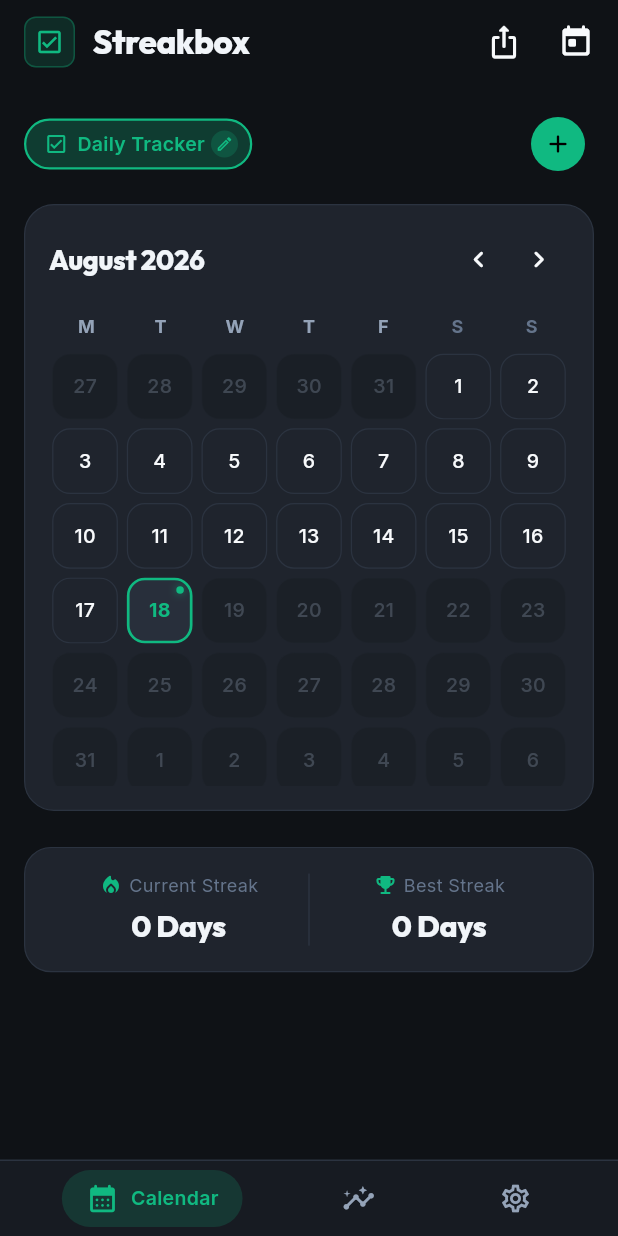
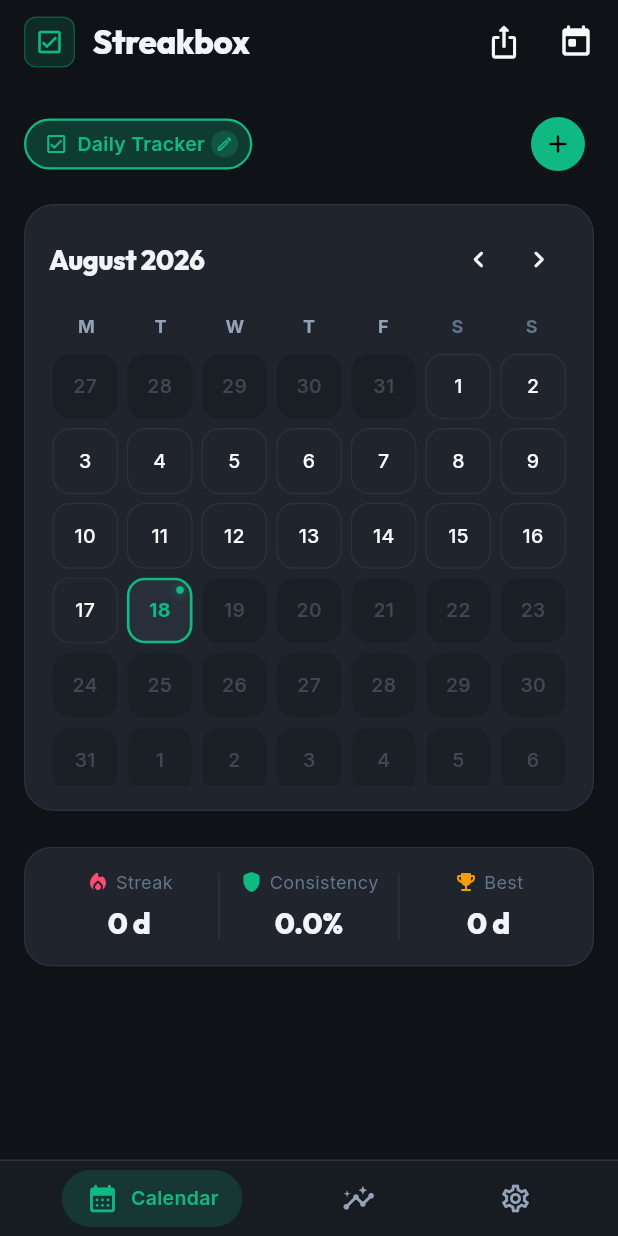
Before and after one commit to agdgb/Streakbox, a Flutter app: the screen it shows after launch, after a tap on "Quick Start (✅ / ❌)", on a phone screen of 412 x 824 dp. Run offline on Flutter 3.47's test engine with Material 3 defaults, Android fonts, the phone set to English and light mode, and no system bars; our stand-ins replace emoji_picker_flutter, flutter_animate, flutter_riverpod, go_router, google_fonts, share_plus and 2 more; accounts and stored records are empty.

Commit message:
feat: Implement Dual-Metric Consistency Score Engine and Never Miss Twice Recovery Protocol (Attack #2)

```diff
--- a/lib/core/utils/date_utils.dart
+++ b/lib/core/utils/date_utils.dart
@@ -234,4 +234,88 @@
 
     return (completedCount / totalDays).clamp(0.0, 1.0);
   }
+
+  /// Calculates the Dual-Metric Consistency Rating (30-day/90-day window)
+  /// and detects whether the "Never Miss Twice" Recovery Protocol should be active.
+  static ConsistencyMetrics calculateConsistencyMetrics(
+    Set<String> entryDateKeys, {
+    DateTime? today,
+    int windowDays = 30,
+    DateTime? habitCreatedAt,
+  }) {
+    final referenceToday = startOfDay(today ?? DateTime.now());
+    final todayKey = formatDateKey(referenceToday);
+    final yesterday = referenceToday.subtract(const Duration(days: 1));
+    final yesterdayKey = formatDateKey(yesterday);
+
+    final isTodayChecked = entryDateKeys.contains(todayKey);
+    final isYesterdayChecked = entryDateKeys.contains(yesterdayKey);
+
+    // Determine the evaluation window start date
+    DateTime windowStart = referenceToday.subtract(Duration(days: windowDays - 1));
+    if (habitCreatedAt != null) {
+      final habitStart = startOfDay(habitCreatedAt);
+      if (habitStart.isAfter(windowStart)) {
+        windowStart = habitStart;
+      }
+    }
+
+    final totalTargetDays = referenceToday.difference(windowStart).inDays + 1;
+    int completedCount = 0;
+    DateTime cursor = windowStart;
+
+    while (!cursor.isAfter(referenceToday)) {
+      final key = formatDateKey(cursor);
+      if (entryDateKeys.contains(key)) {
+        completedCount++;
+      }
+      cursor = cursor.add(const Duration(days: 1));
+    }
+
+    final percentage = totalTargetDays > 0
+        ? ((completedCount / totalTargetDays) * 100.0).clamp(0.0, 100.0)
+        : 100.0;
+
+    // Recovery mode is active when yesterday was missed and today hasn't been completed yet
+    // OR if user had a previous streak and missed yesterday
+    final isRecoveryActive = !isTodayChecked && !isYesterdayChecked && entryDateKeys.isNotEmpty;
+
+    return ConsistencyMetrics(
+      completedDays: completedCount,
+      totalDays: totalTargetDays,
+      percentage: percentage,
+      isRecoveryModeActive: isRecoveryActive,
+      isTodayCompleted: isTodayChecked,
+      isYesterdayCompleted: isYesterdayChecked,
+    );
+  }
 }
+
+/// Structured consistency metrics for habit anti-fragility.
+class ConsistencyMetrics {
+  final int completedDays;
+  final int totalDays;
+  final double percentage;
+  final bool isRecoveryModeActive;
+  final bool isTodayCompleted;
+  final bool isYesterdayCompleted;
+
+  const ConsistencyMetrics({
+    required this.completedDays,
+    required this.totalDays,
+    required this.percentage,
+    required this.isRecoveryModeActive,
+    required this.isTodayCompleted,
+    required this.isYesterdayCompleted,
+  });
+
+  String get formattedPercentage => '${percentage.toStringAsFixed(1)}%';
+
+  String get gradeLabel {
+    if (percentage >= 95.0) return 'LEGENDARY';
+    if (percentage >= 85.0) return 'ELITE';
+    if (percentage >= 75.0) return 'STRONG';
+    if (percentage >= 60.0) return 'STEADY';
+    return 'BUILDING';
+  }
+}
--- a/lib/features/calendar/calendar_screen.dart
+++ b/lib/features/calendar/calendar_screen.dart
@@ -13,6 +13,7 @@
 import '../social_share/social_share_sheet.dart';
 import 'widgets/month_grid.dart';
 import 'widgets/month_header.dart';
+import 'widgets/recovery_protocol_card.dart';
 
 /// Main Calendar and Habit tracking screen.
 class CalendarScreen extends ConsumerWidget {
@@ -28,6 +29,7 @@
     final selectedHabit = ref.watch(selectedHabitProvider);
     final currentStreak = ref.watch(currentStreakProvider);
     final bestStreak = ref.watch(bestStreakProvider);
+    final consistency = ref.watch(consistencyMetricsProvider);
     final themePreset = ref.watch(themePresetProvider);
     final isDark = themePreset.isDark;
 
@@ -97,6 +99,9 @@
                 ),
                 const SizedBox(height: AppSpacing.md),
 
+                // 🛡️ Recovery Protocol Banner (Active when yesterday was missed)
+                const RecoveryProtocolCard(),
+
                 // Calendar Container Card
                 Container(
                   decoration: themePreset.neumorphicCard(radius: 20),
@@ -112,38 +117,48 @@
                 ),
                 const SizedBox(height: AppSpacing.lg),
 
-                // Live Streaks Quick Metrics Card (Current & Best Streak)
+                // Live Anti-Fragility Metrics Card (Streak, Consistency Rating, Best Streak)
                 if (selectedHabit != null) ...[
                   Container(
                     decoration: themePreset.neumorphicCard(radius: 18),
-                    padding: AppSpacing.paddingMd,
+                    padding: const EdgeInsets.symmetric(horizontal: 10, vertical: 14),
                     child: Row(
                       children: [
                         Expanded(
                           child: _buildMetricItem(
                             context,
-                            title: 'Current Streak',
-                            value:
-                                '$currentStreak ${currentStreak == 1 ? "Day" : "Days"}',
+                            title: 'Streak',
+                            value: '$currentStreak d',
                             icon: Icons.local_fire_department_rounded,
-                            accentColor: themePreset.primaryColor,
+                            accentColor: const Color(0xFFFF4B72),
                           ),
                         ),
                         Container(
                           width: 1,
-                          height: 48,
-                          color: isDark
-                              ? themePreset.borderColor
-                              : AppColors.lightBorder,
+                          height: 44,
+                          color: isDark ? themePreset.borderColor : AppColors.lightBorder,
                         ),
                         Expanded(
                           child: _buildMetricItem(
                             context,
-                            title: 'Best Streak',
-                            value:
-                                '$bestStreak ${bestStreak == 1 ? "Day" : "Days"}',
+                            title: 'Consistency',
+                            value: consistency.formattedPercentage,
+                            icon: Icons.shield_rounded,
+                            accentColor: const Color(0xFF10B981),
+                          ),
+                        ),
+                        Container(
+                          width: 1,
+                          height: 44,
+                          color: isDark ? themePreset.borderColor : AppColors.lightBorder,
+                        ),
+                        Expanded(
+                          child: _buildMetricItem(
+                            context,
+                            title: 'Best',
+                            value: '$bestStreak d',
                             icon: Icons.emoji_events_rounded,
-                            accentColor: themePreset.primaryColor,
+                            accentColor: const Color(0xFFF59E0B),
                           ),
                         ),
                       ],
--- /dev/null
+++ b/lib/features/calendar/widgets/recovery_protocol_card.dart
@@ -0,0 +1,175 @@
+import 'package:flutter/material.dart';
+import 'package:flutter/services.dart';
+import 'package:flutter_animate/flutter_animate.dart';
+import 'package:flutter_riverpod/flutter_riverpod.dart';
+
+import '../../../core/theme/app_text_styles.dart';
+import '../../../core/theme/app_theme_preset.dart';
+import '../../../core/utils/date_utils.dart';
+import '../../../state/habit_providers.dart';
+import '../../../state/theme_preset_provider.dart';
+
+/// Empowering Anti-Churn Card triggered when yesterday was missed.
+/// Implements James Clear's "Never Miss Twice" behavioral recovery rule.
+class RecoveryProtocolCard extends ConsumerWidget {
+  const RecoveryProtocolCard({super.key});
+
+  @override
+  Widget build(BuildContext context, WidgetRef ref) {
+    final consistency = ref.watch(consistencyMetricsProvider);
+    final themePreset = ref.watch(themePresetProvider);
+    final isDark = themePreset.isDark;
+
+    if (!consistency.isRecoveryModeActive || consistency.isTodayCompleted) {
+      return const SizedBox.shrink();
+    }
+
+    final todayKey = AppDateUtils.formatDateKey(DateTime.now());
+
+    return Container(
+      width: double.infinity,
+      margin: const EdgeInsets.fromLTRB(16, 12, 16, 4),
+      padding: const EdgeInsets.all(16),
+      decoration: BoxDecoration(
+        gradient: LinearGradient(
+          begin: Alignment.topLeft,
+          end: Alignment.bottomRight,
+          colors: [
+            const Color(0xFFF59E0B).withValues(alpha: isDark ? 0.20 : 0.12),
+            const Color(0xFFD97706).withValues(alpha: isDark ? 0.12 : 0.06),
+          ],
+        ),
+        borderRadius: BorderRadius.circular(20),
+        border: Border.all(
+          color: const Color(0xFFF59E0B).withValues(alpha: 0.5),
+          width: 1.2,
+        ),
+        boxShadow: [
+          BoxShadow(
+            color: const Color(0xFFF59E0B).withValues(alpha: 0.15),
+            blurRadius: 14,
+            offset: const Offset(0, 4),
+          ),
+        ],
+      ),
+      child: Column(
+        crossAxisAlignment: CrossAxisAlignment.start,
+        children: [
+          Row(
+            children: [
+              Container(
+                padding: const EdgeInsets.all(8),
+                decoration: BoxDecoration(
+                  gradient: const LinearGradient(
+                    colors: [Color(0xFFF59E0B), Color(0xFFD97706)],
+                  ),
+                  shape: BoxShape.circle,
+                  boxShadow: [
+                    BoxShadow(
+                      color: const Color(0xFFF59E0B).withValues(alpha: 0.4),
+                      blurRadius: 8,
+                    ),
+                  ],
+                ),
+                child: const Icon(
+                  Icons.shield_rounded,
+                  size: 18,
+                  color: Colors.black,
+                ),
+              ),
+              const SizedBox(width: 10),
+              Expanded(
+                child: Column(
+                  crossAxisAlignment: CrossAxisAlignment.start,
+                  children: [
+                    Row(
+                      children: [
+                        const Text(
+                          'RECOVERY PROTOCOL',
+                          style: TextStyle(
+                            fontSize: 12.5,
+                            fontWeight: FontWeight.w900,
+                            letterSpacing: 1.0,
+                            color: Color(0xFFF59E0B),
+                          ),
+                        ),
+                        const SizedBox(width: 6),
+                        Container(
+                          padding: const EdgeInsets.symmetric(horizontal: 5, vertical: 1.5),
+                          decoration: BoxDecoration(
+                            color: const Color(0xFFF59E0B).withValues(alpha: 0.2),
+                            borderRadius: BorderRadius.circular(4),
+                          ),
+                          child: Text(
+                            'NEVER MISS TWICE',
+                            style: const TextStyle(
+                              fontSize: 8.5,
+                              fontWeight: FontWeight.w900,
+                              color: Color(0xFFF59E0B),
+                            ),
+                          ),
+                        ),
+                      ],
+                    ),
+                    const SizedBox(height: 2),
+                    Text(
+                      'Streaks pause, but consistency endures. Complete today to protect your ${consistency.formattedPercentage} rating!',
+                      style: AppTextStyles.caption(context).copyWith(
+                        color: themePreset.textSecondaryColor,
+                        fontSize: 11.5,
+                      ),
+                    ),
+                  ],
+                ),
+              ),
+            ],
+          ),
+          const SizedBox(height: 12),
+          SizedBox(
+            width: double.infinity,
+            height: 38,
+            child: FilledButton.icon(
+              onPressed: () async {
+                HapticFeedback.mediumImpact();
+                await ref
+                    .read(selectedHabitEntriesProvider.notifier)
+                    .toggleEntry(todayKey);
+                if (context.mounted) {
+                  ScaffoldMessenger.of(context).showSnackBar(
+                    const SnackBar(
+                      content: Row(
+                        children: [
+                          Icon(Icons.bolt_rounded, color: Colors.black, size: 18),
+                          SizedBox(width: 8),
+                          Text(
+                            '🔥 Recovery Complete! Momentum Reclaimed.',
+                            style: TextStyle(fontWeight: FontWeight.w800, color: Colors.black),
+                          ),
+                        ],
+                      ),
+                      backgroundColor: Color(0xFFF59E0B),
+                      behavior: SnackBarBehavior.floating,
+                    ),
+                  );
+                }
+              },
+              icon: const Icon(Icons.check_circle_rounded, size: 16, color: Colors.black),
+              label: const Text(
+                'Complete Today & Reclaim Momentum',
+                style: TextStyle(
+                  fontSize: 12.5,
+                  fontWeight: FontWeight.w900,
+                  color: Colors.black,
+                ),
+              ),
+              style: FilledButton.styleFrom(
+                backgroundColor: const Color(0xFFF59E0B),
+                shape: RoundedRectangleBorder(borderRadius: BorderRadius.circular(10)),
+              ),
+            ),
+          ),
+        ],
+      ),
+    ).animate().fadeIn(duration: 300.ms).slideY(begin: -0.1, end: 0);
+  }
+}
--- a/lib/state/habit_providers.dart
+++ b/lib/state/habit_providers.dart
@@ -233,3 +233,16 @@
     lastDayOfMonth,
   );
 });
+
+/// Dual-Metric 30-Day Consistency Score & Recovery Protocol status for active habit.
+final consistencyMetricsProvider = Provider<ConsistencyMetrics>((ref) {
+  final entriesAsync = ref.watch(selectedHabitEntriesProvider);
+  final entries = entriesAsync.asData?.value ?? {};
+  final selectedHabit = ref.watch(selectedHabitProvider);
+
+  return AppDateUtils.calculateConsistencyMetrics(
+    entries,
+    habitCreatedAt: selectedHabit?.createdAt,
+    windowDays: 30,
+  );
+});
```
